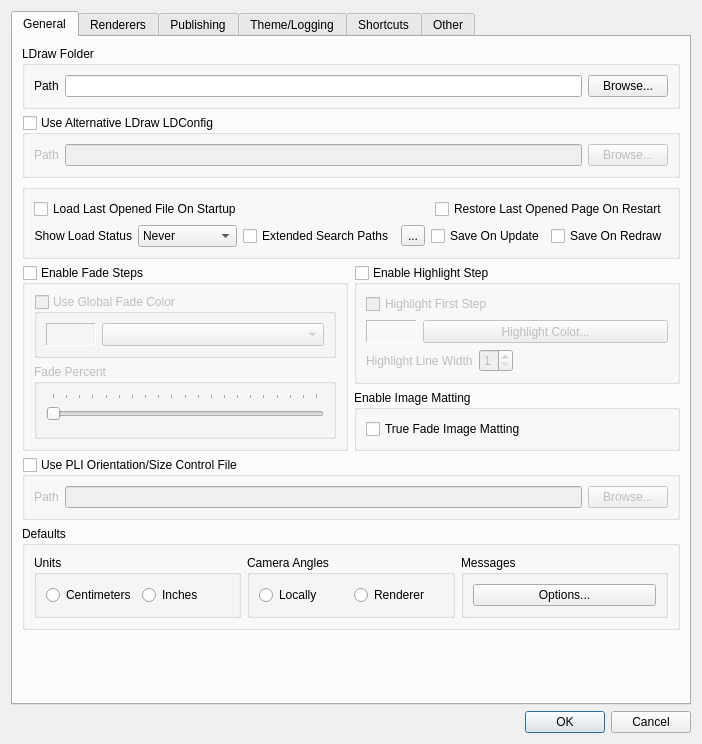
Before: the Qt Designer form mainApp/preferences.ui in trevorsandy/lpub3d-ci, drawn with Qt 5.
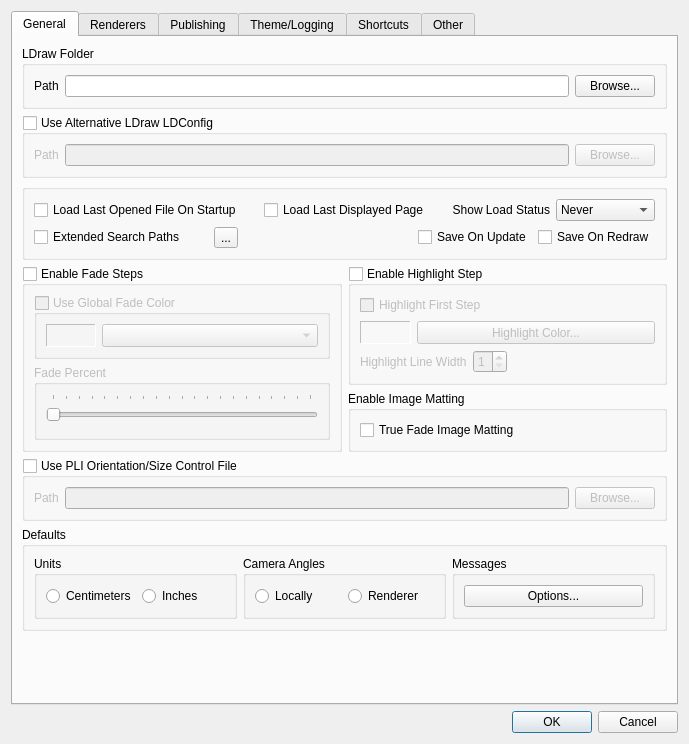
After: the same form once the commit is applied.

Commit message: Option to load last opened page on load last opened file #795

```diff
--- a/mainApp/preferences.ui
+++ b/mainApp/preferences.ui
@@ -7,7 +7,7 @@
    <rect>
     <x>0</x>
     <y>0</y>
-    <width>644</width>
+    <width>636</width>
     <height>660</height>
    </rect>
   </property>
@@ -268,14 +268,23 @@
                <string>On automatic restart, restore last opened file at last page number</string>
               </property>
               <property name="text">
-               <string>Restore Last Opened Page On Restart</string>
+               <string>Load Last Displayed Page</string>
               </property>
              </widget>
             </item>
-           </layout>
-          </item>
-          <item>
-           <layout class="QHBoxLayout" name="horizontalLayout_32">
+            <item>
+             <spacer name="horizontalSpacer_18">
+              <property name="orientation">
+               <enum>Qt::Horizontal</enum>
+              </property>
+              <property name="sizeHint" stdset="0">
+               <size>
+                <width>40</width>
+                <height>20</height>
+               </size>
+              </property>
+             </spacer>
+            </item>
             <item>
              <widget class="QLabel" name="label_20">
               <property name="toolTip">
@@ -324,6 +333,10 @@
               </item>
              </widget>
             </item>
+           </layout>
+          </item>
+          <item>
+           <layout class="QHBoxLayout" name="horizontalLayout_32">
             <item>
              <widget class="QCheckBox" name="extendedSubfileSearchCheck">
               <property name="sizePolicy">
```
Left out of the diff: 6 changed lines with no effect on the pictures. The commit also changes 15 other files.
